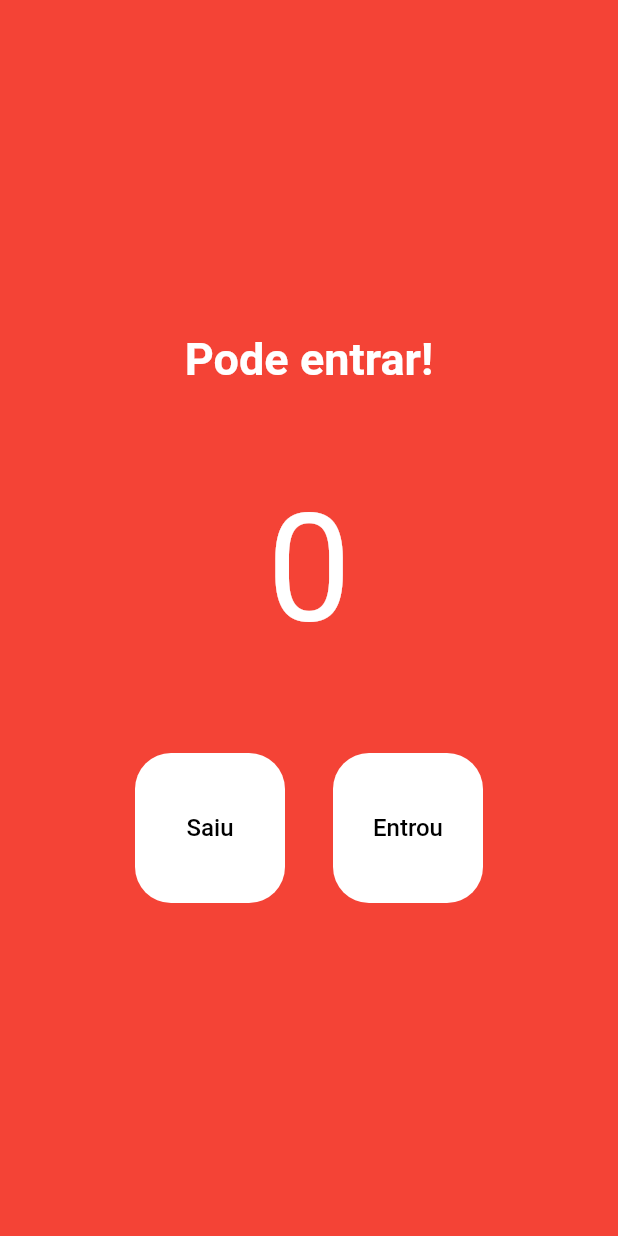
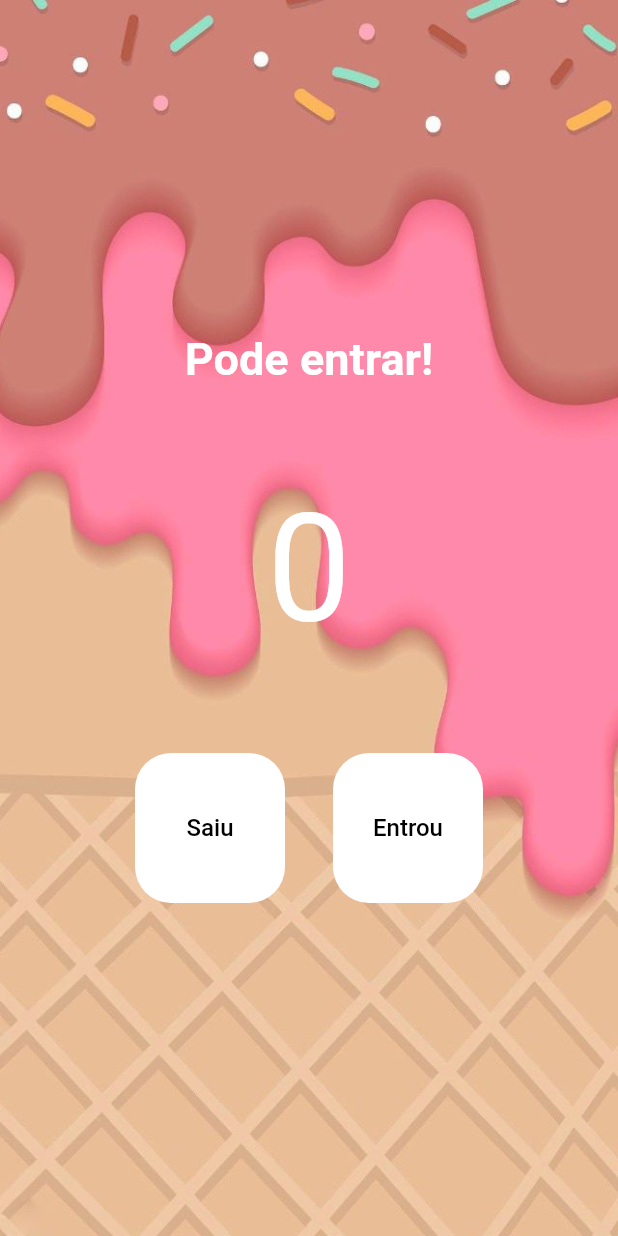
Before and after one commit to fabiof2x/contador-pessoas, a Flutter app: the screen it shows after launch, on a phone screen of 412 x 824 dp. Run offline on Flutter 3.47's test engine with Material 2 defaults, Android fonts, the phone set to English and light mode, and no system bars.

```diff
--- a/lib/main.dart
+++ b/lib/main.dart
@@ -10,6 +10,7 @@ class MyApp extends StatelessWidget {
   @override
   Widget build(BuildContext context) {
     return const MaterialApp(
+      debugShowCheckedModeBanner: false,
       home: HomePage(),
     );
   }
@@ -30,7 +31,14 @@ class HomePage extends StatelessWidget {
   Widget build(BuildContext context) {
     return Scaffold(
       backgroundColor: Colors.red,
-      body: Column(
+      body: Container(
+        decoration: const BoxDecoration(
+          image: DecorationImage(
+            image: AssetImage('assets/images/image.jpg'),
+            fit: BoxFit.cover,
+          ),
+        ),
+        child: Column(
           mainAxisAlignment: MainAxisAlignment.center,
           children: [
             const Text(
@@ -103,6 +111,7 @@ class HomePage extends StatelessWidget {
             ),
           ],
         ),
+      ),
     );
   }
 }
--- a/pubspec.yaml
+++ b/pubspec.yaml
@@ -61,6 +61,8 @@ flutter:
   # assets:
   #   - images/a_dot_burr.jpeg
   #   - images/a_dot_ham.jpeg
+  assets:
+    - assets/images/image.jpg
 
   # An image asset can refer to one or more resolution-specific "variants", see
   # https://flutter.dev/assets-and-images/#resolution-aware.
```
Also changed, not shown: assets/images/image.jpg (added). Lines whose indentation alone changed are shown as unchanged.
